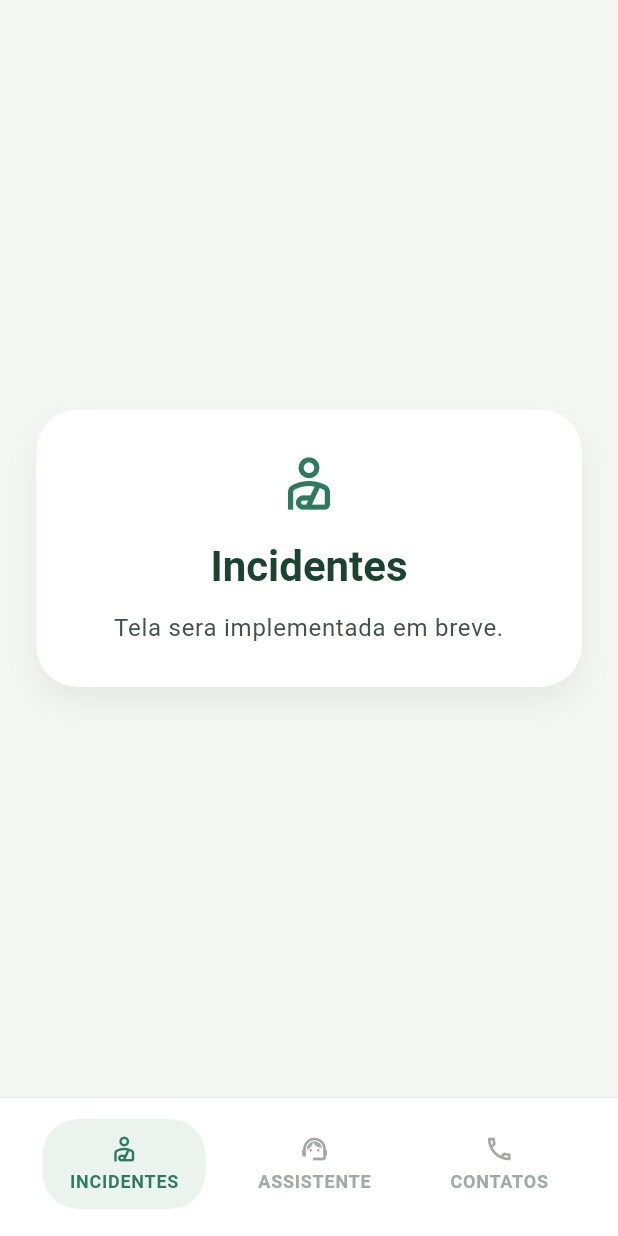
After one commit to Larissa-Gnandt/cuida-mais-app, a Flutter app: the screen it shows after launch, item 3 of the bottom bar chosen, after a tap on "INCIDENTES", on a phone screen of 412 x 824 dp. The commit adds this screen. Run offline on Flutter 3.47's test engine with Material 3 defaults, Android fonts, the phone set to English and light mode, and no system bars; our stand-ins replace shared_preferences.

Commit message:
refactor: melhorias da navbar, uso de tokens

```diff
--- a/lib/app.dart
+++ b/lib/app.dart
@@ -1,10 +1,11 @@
 import 'package:flutter/material.dart';
 
 import 'core/config/app_config.dart';
+import 'features/app/presentation/screens/app_shell_screen.dart';
+import 'features/assistant/data/services/assistant_conversation_storage.dart';
 import 'features/assistant/data/services/http_assistant_service.dart';
 import 'features/assistant/data/services/mock_assistant_service.dart';
 import 'features/assistant/domain/services/assistant_service.dart';
-import 'features/assistant/presentation/screens/assistant_screen.dart';
 
 class CuidaMaisApp extends StatelessWidget {
   const CuidaMaisApp({super.key});
@@ -55,8 +56,9 @@ class CuidaMaisApp extends StatelessWidget {
           ),
         ),
       ),
-      home: AssistantScreen(
+      home: AppShellScreen(
         assistantService: _buildAssistantService(),
+        conversationStorage: const AssistantConversationStorage(),
       ),
     );
   }
--- /dev/null
+++ b/lib/features/app/presentation/screens/app_shell_screen.dart
@@ -0,0 +1,113 @@
+import 'package:flutter/material.dart';
+
+import '../../../assistant/data/services/assistant_conversation_storage.dart';
+import '../../../assistant/domain/services/assistant_service.dart';
+import '../../../assistant/presentation/screens/assistant_screen.dart';
+import '../../../assistant/presentation/widgets/assistant_bottom_nav.dart';
+
+class AppShellScreen extends StatefulWidget {
+  const AppShellScreen({
+    super.key,
+    required this.assistantService,
+    required this.conversationStorage,
+  });
+
+  final AssistantService assistantService;
+  final AssistantConversationStorage conversationStorage;
+
+  @override
+  State<AppShellScreen> createState() => _AppShellScreenState();
+}
+
+class _AppShellScreenState extends State<AppShellScreen> {
+  int _currentIndex = 1;
+
+  late final List<Widget> _screens = [
+    const _PlaceholderTab(
+      title: 'Incidentes',
+      description: 'Tela sera implementada em breve.',
+      icon: Icons.personal_injury_outlined,
+    ),
+    AssistantScreen(
+      assistantService: widget.assistantService,
+      conversationStorage: widget.conversationStorage,
+    ),
+    const _PlaceholderTab(
+      title: 'Contatos',
+      description: 'Tela sera implementada em breve.',
+      icon: Icons.call_outlined,
+    ),
+  ];
+
+  @override
+  Widget build(BuildContext context) {
+    return Scaffold(
+      body: IndexedStack(
+        index: _currentIndex,
+        children: _screens,
+      ),
+      bottomNavigationBar: AssistantBottomNav(
+        currentIndex: _currentIndex,
+        onSelected: (index) {
+          setState(() {
+            _currentIndex = index;
+          });
+        },
+      ),
+    );
+  }
+}
+
+class _PlaceholderTab extends StatelessWidget {
+  const _PlaceholderTab({
+    required this.title,
+    required this.description,
+    required this.icon,
+  });
+
+  final String title;
+  final String description;
+  final IconData icon;
+
+  @override
+  Widget build(BuildContext context) {
+    final theme = Theme.of(context);
+
+    return SafeArea(
+      child: Padding(
+        padding: const EdgeInsets.all(24),
+        child: Center(
+          child: Container(
+            width: double.infinity,
+            padding: const EdgeInsets.all(28),
+            decoration: BoxDecoration(
+              color: Colors.white,
+              borderRadius: BorderRadius.circular(28),
+              boxShadow: const [
+                BoxShadow(
+                  color: Color(0x110E1D16),
+                  blurRadius: 18,
+                  offset: Offset(0, 10),
+                ),
+              ],
+            ),
+            child: Column(
+              mainAxisSize: MainAxisSize.min,
+              children: [
+                Icon(icon, size: 42, color: const Color(0xFF2F7A5F)),
+                const SizedBox(height: 16),
+                Text(title, style: theme.textTheme.headlineMedium),
+                const SizedBox(height: 12),
+                Text(
+                  description,
+                  textAlign: TextAlign.center,
+                  style: theme.textTheme.bodyLarge,
+                ),
+              ],
+            ),
+          ),
+        ),
+      ),
+    );
+  }
+}
--- /dev/null
+++ b/lib/features/assistant/data/services/assistant_conversation_storage.dart
@@ -0,0 +1,148 @@
+import 'dart:convert';
+
+import 'package:shared_preferences/shared_preferences.dart';
+
+import '../../domain/models/assistant_message.dart';
+
+class AssistantConversationStorage {
+  const AssistantConversationStorage();
+
+  static const _conversationKey = 'assistant_conversation';
+  static const _conversationIdKey = 'assistant_conversation_id';
+
+  Future<StoredConversation?> read() async {
+    final prefs = await SharedPreferences.getInstance();
+    final conversationJson = prefs.getString(_conversationKey);
+    final conversationId = prefs.getString(_conversationIdKey);
+
+    if (conversationJson == null || conversationJson.trim().isEmpty) {
+      return null;
+    }
+
+    final decoded = jsonDecode(conversationJson);
+    if (decoded is! List) {
+      return null;
+    }
+
+    final messages = decoded
+        .whereType<Map>()
+        .map((item) => item.cast<String, dynamic>())
+        .map(StoredAssistantMessage.fromJson)
+        .map((stored) => stored.toDomain())
+        .toList(growable: false);
+
+    if (messages.isEmpty) {
+      return null;
+    }
+
+    return StoredConversation(
+      messages: messages,
+      conversationId: conversationId,
+    );
+  }
+
+  Future<void> write({
+    required List<AssistantMessage> conversation,
+    String? conversationId,
+  }) async {
+    final prefs = await SharedPreferences.getInstance();
+    final payload = conversation
+        .map(StoredAssistantMessage.fromDomain)
+        .map((stored) => stored.toJson())
+        .toList(growable: false);
+
+    await prefs.setString(_conversationKey, jsonEncode(payload));
+
+    if (conversationId == null || conversationId.trim().isEmpty) {
+      await prefs.remove(_conversationIdKey);
+    } else {
+      await prefs.setString(_conversationIdKey, conversationId);
+    }
+  }
+}
+
+class StoredConversation {
+  const StoredConversation({
+    required this.messages,
+    this.conversationId,
+  });
+
+  final List<AssistantMessage> messages;
+  final String? conversationId;
+}
+
+class StoredAssistantMessage {
+  const StoredAssistantMessage({
+    required this.text,
+    required this.sender,
+    this.summary,
+    this.immediateSteps = const [],
+    this.alerts = const [],
+    this.followUpQuestion,
+  });
+
+  final String text;
+  final String sender;
+  final String? summary;
+  final List<String> immediateSteps;
+  final List<String> alerts;
+  final String? followUpQuestion;
+
+  factory StoredAssistantMessage.fromDomain(AssistantMessage message) {
+    return StoredAssistantMessage(
+      text: message.text,
+      sender: message.sender.apiRole,
+      summary: message.summary,
+      immediateSteps: message.immediateSteps,
+      alerts: message.alerts,
+      followUpQuestion: message.followUpQuestion,
+    );
+  }
+
+  AssistantMessage toDomain() {
+    return AssistantMessage(
+      text: text,
+      sender: sender == 'assistant'
+          ? MessageSender.assistant
+          : MessageSender.user,
+      summary: summary,
+      immediateSteps: immediateSteps,
+      alerts: alerts,
+      followUpQuestion: followUpQuestion,
+    );
+  }
+
+  Map<String, dynamic> toJson() {
+    return {
+      'text': text,
+      'sender': sender,
+      'summary': summary,
+      'immediateSteps': immediateSteps,
+      'alerts': alerts,
+      'followUpQuestion': followUpQuestion,
+    };
+  }
+
+  factory StoredAssistantMessage.fromJson(Map<String, dynamic> json) {
+    return StoredAssistantMessage(
+      text: json['text'] as String? ?? '',
+      sender: json['sender'] as String? ?? 'user',
+      summary: json['summary'] as String?,
+      immediateSteps: _readStringList(json['immediateSteps']),
+      alerts: _readStringList(json['alerts']),
+      followUpQuestion: json['followUpQuestion'] as String?,
+    );
+  }
+
+  static List<String> _readStringList(Object? value) {
+    if (value is! List) {
+      return const [];
+    }
+
+    return value
+        .whereType<String>()
+        .map((item) => item.trim())
+        .where((item) => item.isNotEmpty)
+        .toList(growable: false);
+  }
+}
--- a/lib/features/assistant/presentation/screens/assistant_screen.dart
+++ b/lib/features/assistant/presentation/screens/assistant_screen.dart
@@ -1,44 +1,50 @@
 import 'package:flutter/material.dart';
 
+import '../../data/services/assistant_conversation_storage.dart';
 import '../../domain/models/assistant_message.dart';
 import '../../domain/services/assistant_service.dart';
-import '../widgets/assistant_bottom_nav.dart';
+import '../widgets/assistant_typing_bubble.dart';
 import '../widgets/assistant_header_card.dart';
 import '../widgets/chat_input_card.dart';
 import '../widgets/chat_message_bubble.dart';
-import '../widgets/assistant_typing_bubble.dart';
 import '../widgets/emergency_alert_card.dart';
 
 class AssistantScreen extends StatefulWidget {
   const AssistantScreen({
     super.key,
     required this.assistantService,
+    required this.conversationStorage,
   });
 
   final AssistantService assistantService;
+  final AssistantConversationStorage conversationStorage;
 
   @override
   State<AssistantScreen> createState() => _AssistantScreenState();
 }
 
-class _AssistantScreenState extends State<AssistantScreen> {
+class _AssistantScreenState extends State<AssistantScreen>
+    with AutomaticKeepAliveClientMixin {
   static const _initialMessages = [
     AssistantMessage(
       text: 'Ola! Sou seu assistente CUIDA+. Como posso auxiliar sua saude hoje?',
       sender: MessageSender.assistant,
     ),
   ];
+  static const _contextWindowSize = 8;
 
   final TextEditingController _messageController = TextEditingController();
   final List<AssistantMessage> _conversation = List.of(_initialMessages);
   final ScrollController _scrollController = ScrollController();
   bool _isSending = false;
+  bool _isRestoring = true;
   String? _conversationId;
   String? _errorMessage;
 
   @override
   void initState() {
     super.initState();
+    _restoreConversation();
     WidgetsBinding.instance.addPostFrameCallback((_) => _scrollToBottom());
   }
 
@@ -47,6 +53,32 @@ class _AssistantScreenState extends State<AssistantScreen> {
     _messageController.dispose();
     _scrollController.dispose();
     super.dispose();
+  }
+
+  @override
+  bool get wantKeepAlive => true;
+
+  Future<void> _restoreConversation() async {
+    final storedConversation = await widget.conversationStorage.read();
+    if (!mounted) {
+      return;
+    }
+
+    if (storedConversation == null) {
+      setState(() {
+        _isRestoring = false;
+      });
+      return;
+    }
+
+    setState(() {
+      _conversation
+        ..clear()
+        ..addAll(storedConversation.messages);
+      _conversationId = storedConversation.conversationId;
+      _isRestoring = false;
+    });
+    WidgetsBinding.instance.addPostFrameCallback((_) => _scrollToBottom());
   }
 
   void _scrollToBottom() {
@@ -61,9 +93,44 @@ class _AssistantScreenState extends State<AssistantScreen> {
     );
   }
 
+  Future<void> _persistConversation() {
+    return widget.conversationStorage.write(
+      conversation: List.unmodifiable(_conversation),
+      conversationId: _conversationId,
+    );
+  }
+
+  List<AssistantMessage> _buildContextWindow() {
+    if (_conversation.length <= _contextWindowSize) {
+      return List.unmodifiable(_conversation);
+    }
+
+    return List.unmodifiable(
+      _conversation.sublist(_conversation.length - _contextWindowSize),
+    );
+  }
+
+  String _friendlyErrorMessage(Object error) {
+    final raw = error.toString().toLowerCase();
+    if (raw.contains('404')) {
+      return 'Nao conseguimos encontrar o servico do assistente agora. Tente novamente em instantes.';
+    }
+    if (raw.contains('timeout') || raw.contains('socket')) {
+      return 'Estamos com dificuldade para conectar. Verifique a rede e tente novamente.';
+    }
+    if (raw.contains('429')) {
+      return 'O assistente esta com muitas solicitacoes no momento. Tente novamente daqui a pouco.';
+    }
+    if (raw.contains('500') || raw.contains('502') || raw.contains('503')) {
+      return 'O assistente esta indisponivel no momento. Tente novamente em instantes.';
+    }
+
+    return 'Nao foi possivel responder agora. Tente novamente em instantes.';
+  }
+
   Future<void> _sendMessage() async {
     final text = _messageController.text.trim();
-    if (text.isEmpty || _isSending) {
+    if (text.isEmpty || _isSending || _isRestoring) {
       return;
     }
 
@@ -78,12 +145,13 @@ class _AssistantScreenState extends State<AssistantScreen> {
       _messageController.clear();
       _isSending = true;
     });
+    await _persistConversation();
     WidgetsBinding.instance.addPostFrameCallback((_) => _scrollToBottom());
 
     try {
       final reply = await widget.assistantService.sendMessage(
         prompt: text,
-        conversation: List.unmodifiable(_conversation),
+        conversation: _buildContextWindow(),
         conversationId: _conversationId,
       );
 
@@ -105,15 +173,17 @@ class _AssistantScreenState extends State<AssistantScreen> {
         );
         _isSending = false;
       });
+      await _persistConversation();
       WidgetsBinding.instance.addPostFrameCallback((_) => _scrollToBottom());
     } catch (error) {
+      debugPrint('Assistant request failed: $error');
       if (!mounted) {
         return;
       }
 
       setState(() {
         _isSending = false;
-        _errorMessage = error.toString();
+        _errorMessage = _friendlyErrorMessage(error);
       });
       WidgetsBinding.instance.addPostFrameCallback((_) => _scrollToBottom());
     }
@@ -121,6 +191,7 @@ class _AssistantScreenState extends State<AssistantScreen> {
 
   @override
   Widget build(BuildContext context) {
+    super.build(context);
     final theme = Theme.of(context);
 
     return Scaffold(
@@ -134,6 +205,16 @@ class _AssistantScreenState extends State<AssistantScreen> {
                 child: Column(
                   crossAxisAlignment: CrossAxisAlignment.stretch,
                   children: [
+                    if (_isRestoring)
+                      const Padding(
+                        padding: EdgeInsets.only(top: 48),
+                        child: Center(
+                          child: CircularProgressIndicator(
+                            color: Color(0xFF2F7A5F),
+                          ),
+                        ),
+                      )
+                    else ...[
                       Text(
                         'CUIDA+',
                         textAlign: TextAlign.center,
@@ -201,10 +282,10 @@ class _AssistantScreenState extends State<AssistantScreen> {
                         ),
                       ),
                     ],
+                  ],
                 ),
               ),
             ),
-            const AssistantBottomNav(),
           ],
         ),
       ),
--- a/lib/features/assistant/presentation/widgets/assistant_bottom_nav.dart
+++ b/lib/features/assistant/presentation/widgets/assistant_bottom_nav.dart
@@ -1,7 +1,14 @@
 import 'package:flutter/material.dart';
 
 class AssistantBottomNav extends StatelessWidget {
-  const AssistantBottomNav({super.key});
+  const AssistantBottomNav({
+    super.key,
+    required this.currentIndex,
+    required this.onSelected,
+  });
+
+  final int currentIndex;
+  final ValueChanged<int> onSelected;
 
   @override
   Widget build(BuildContext context) {
@@ -19,20 +26,20 @@ class AssistantBottomNav extends StatelessWidget {
           _BottomNavItem(
             icon: Icons.personal_injury_outlined,
             label: 'INCIDENTES',
-            selected: false,
-            onTap: () {},
+            selected: currentIndex == 0,
+            onTap: () => onSelected(0),
           ),
           _BottomNavItem(
             icon: Icons.support_agent,
             label: 'ASSISTENTE',
-            selected: true,
-            onTap: () {},
+            selected: currentIndex == 1,
+            onTap: () => onSelected(1),
           ),
           _BottomNavItem(
             icon: Icons.call_outlined,
             label: 'CONTATOS',
-            selected: false,
-            onTap: () {},
+            selected: currentIndex == 2,
+            onTap: () => onSelected(2),
           ),
         ],
       ),
--- a/pubspec.yaml
+++ b/pubspec.yaml
@@ -33,6 +33,7 @@ dependencies:
   # Use with the CupertinoIcons class for iOS style icons.
   cupertino_icons: ^1.0.8
   http: ^1.5.0
+  shared_preferences: ^2.5.3
 
 dev_dependencies:
   flutter_test:
```
Also changed, not shown: pubspec.lock, 7 other files. Lines whose indentation alone changed are shown as unchanged.
